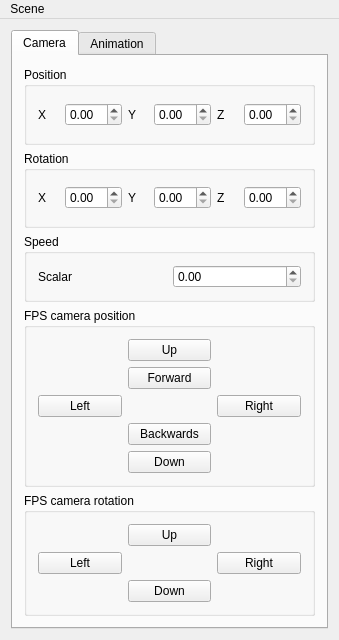
First picture: the form in src/mainwindow.ui, repository pwalch/avatars3d, before the edit.
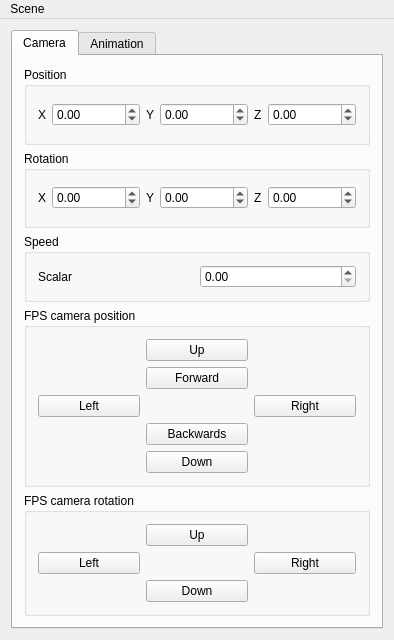
Second picture: the form after the edit.

Commit message: Fixed the Qt Designer errors in window xml file

Diff of the .ui file:
```diff
--- a/src/mainwindow.ui
+++ b/src/mainwindow.ui
@@ -45,7 +45,14 @@
                   </widget>
                  </item>
                  <item row="0" column="1">
-                  <widget class="QDoubleSpinBox" name="xPos"/>
+                  <widget class="QDoubleSpinBox" name="xPos">
+                   <property name="minimum">
+                    <double>-999999999.000000000000000</double>
+                   </property>
+                   <property name="maximum">
+                    <double>999999999.000000000000000</double>
+                   </property>
+                  </widget>
                  </item>
                  <item row="0" column="2">
                   <widget class="QLabel" name="label_2">
@@ -55,7 +62,14 @@
                   </widget>
                  </item>
                  <item row="0" column="3">
-                  <widget class="QDoubleSpinBox" name="yPos"/>
+                  <widget class="QDoubleSpinBox" name="yPos">
+                   <property name="minimum">
+                    <double>-999999999.000000000000000</double>
+                   </property>
+                   <property name="maximum">
+                    <double>999999999.000000000000000</double>
+                   </property>
+                  </widget>
                  </item>
                  <item row="0" column="4">
                   <widget class="QLabel" name="label_3">
@@ -65,7 +79,14 @@
                   </widget>
                  </item>
                  <item row="0" column="5">
-                  <widget class="QDoubleSpinBox" name="zPos"/>
+                  <widget class="QDoubleSpinBox" name="zPos">
+                   <property name="minimum">
+                    <double>-999999999.000000000000000</double>
+                   </property>
+                   <property name="maximum">
+                    <double>999999999.000000000000000</double>
+                   </property>
+                  </widget>
                  </item>
                 </layout>
                </item>
@@ -89,7 +110,14 @@
                   </widget>
                  </item>
                  <item row="0" column="1">
-                  <widget class="QDoubleSpinBox" name="xRot"/>
+                  <widget class="QDoubleSpinBox" name="xRot">
+                   <property name="minimum">
+                    <double>-999999999.000000000000000</double>
+                   </property>
+                   <property name="maximum">
+                    <double>999999999.000000000000000</double>
+                   </property>
+                  </widget>
                  </item>
                  <item row="0" column="2">
                   <widget class="QLabel" name="label_8">
@@ -99,7 +127,14 @@
                   </widget>
                  </item>
                  <item row="0" column="3">
-                  <widget class="QDoubleSpinBox" name="yRot"/>
+                  <widget class="QDoubleSpinBox" name="yRot">
+                   <property name="minimum">
+                    <double>-999999999.000000000000000</double>
+                   </property>
+                   <property name="maximum">
+                    <double>999999999.000000000000000</double>
+                   </property>
+                  </widget>
                  </item>
                  <item row="0" column="4">
                   <widget class="QLabel" name="label_9">
@@ -109,7 +144,14 @@
                   </widget>
                  </item>
                  <item row="0" column="5">
-                  <widget class="QDoubleSpinBox" name="zRot"/>
+                  <widget class="QDoubleSpinBox" name="zRot">
+                   <property name="minimum">
+                    <double>-999999999.000000000000000</double>
+                   </property>
+                   <property name="maximum">
+                    <double>999999999.000000000000000</double>
+                   </property>
+                  </widget>
                  </item>
                 </layout>
                </item>
@@ -137,7 +179,11 @@
                   </widget>
                  </item>
                  <item row="0" column="1">
-                  <widget class="QDoubleSpinBox" name="speed"/>
+                  <widget class="QDoubleSpinBox" name="speed">
+                   <property name="maximum">
+                    <double>999999999.000000000000000</double>
+                   </property>
+                  </widget>
                  </item>
                 </layout>
                </item>
```
Left out of the diff: 16 changed lines with no effect on the pictures. The commit also changes 1 other file.
